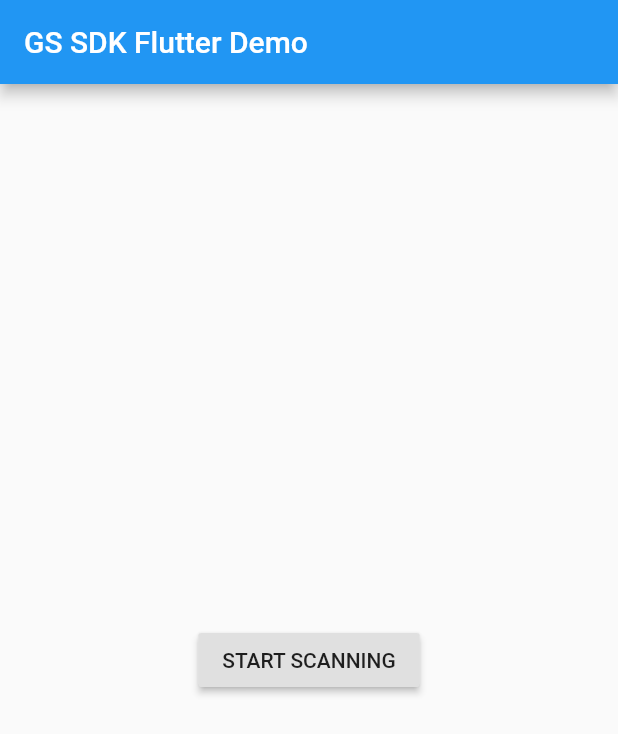
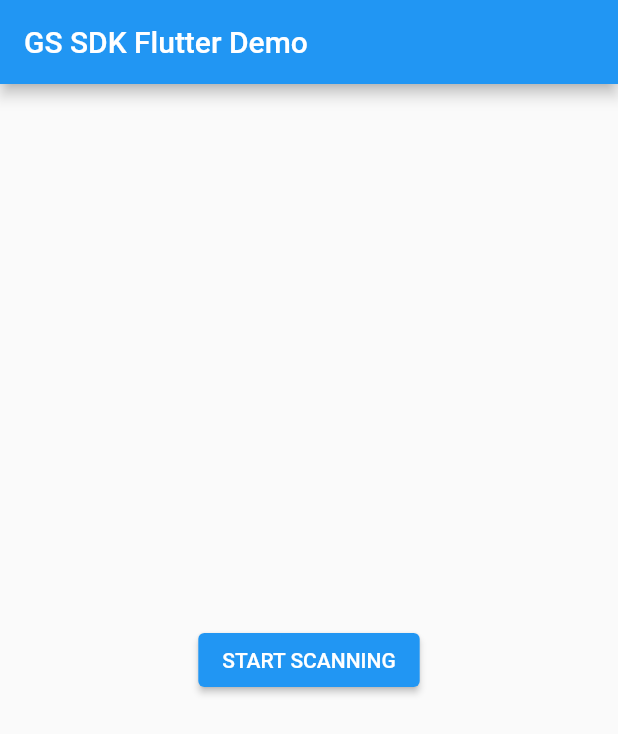
Before and after one commit to thegrizzlylabs/geniusscan-sdk-demo, a Flutter app: the screen it shows after launch, after a tap on "START SCANNING", on a phone screen of 412 x 824 dp. Shown: the top 734 px of the screen. Run offline on Flutter 3.47's test engine with Material 2 defaults, Android fonts, the phone set to English and light mode, and no system bars; our stand-ins replace open_file; missing offline and left inert: flutter_genius_scan.

Commit message:
Update demos for version 4.0.8

```diff
--- a/flutter-plugin-genius-scan-demo/lib/main.dart
+++ b/flutter-plugin-genius-scan-demo/lib/main.dart
@@ -1,6 +1,4 @@
 import 'package:flutter/material.dart';
-import 'dart:async';
-
 import 'package:flutter/services.dart';
 import 'package:flutter_genius_scan/flutter_genius_scan.dart';
 
@@ -30,7 +28,7 @@ class MyScaffoldBody extends StatelessWidget {
   @override
   Widget build(BuildContext context) {
     return Center(
-        child: RaisedButton(
+        child: ElevatedButton(
       onPressed: () {
         FlutterGeniusScan.scanWithConfiguration({
           'source': 'camera',
@@ -38,7 +36,7 @@ class MyScaffoldBody extends StatelessWidget {
         }).then((result) {
           String pdfUrl = result['pdfUrl'];
           OpenFile.open(pdfUrl.replaceAll("file://", '')).then(
-              (result) => debugPrint(result),
+              (result) => debugPrint(result.message),
               onError: (error) => displayError(context, error));
         }, onError: (error) => displayError(context, error));
       },
@@ -47,6 +45,6 @@ class MyScaffoldBody extends StatelessWidget {
   }
 
   void displayError(BuildContext context, PlatformException error) {
-    Scaffold.of(context).showSnackBar(SnackBar(content: Text(error.message)));
+    ScaffoldMessenger.of(context).showSnackBar(SnackBar(content: Text(error.message!)));
   }
 }
--- a/react-native-genius-scan-demo/package.json
+++ b/react-native-genius-scan-demo/package.json
@@ -11,7 +11,7 @@
   "dependencies": {
     "react": "16.8.6",
     "react-native": "0.60.0",
-    "@thegrizzlylabs/react-native-genius-scan": "^4.0.7",
+    "@thegrizzlylabs/react-native-genius-scan": "^4.0.8",
     "react-native-share": "^2.0.0"
   },
   "devDependencies": {
```
Also changed, not shown: flutter-plugin-genius-scan-demo/pubspec.yaml (+6 -6 lines), flutter-plugin-genius-scan-demo/pubspec.lock, 7 other files.
